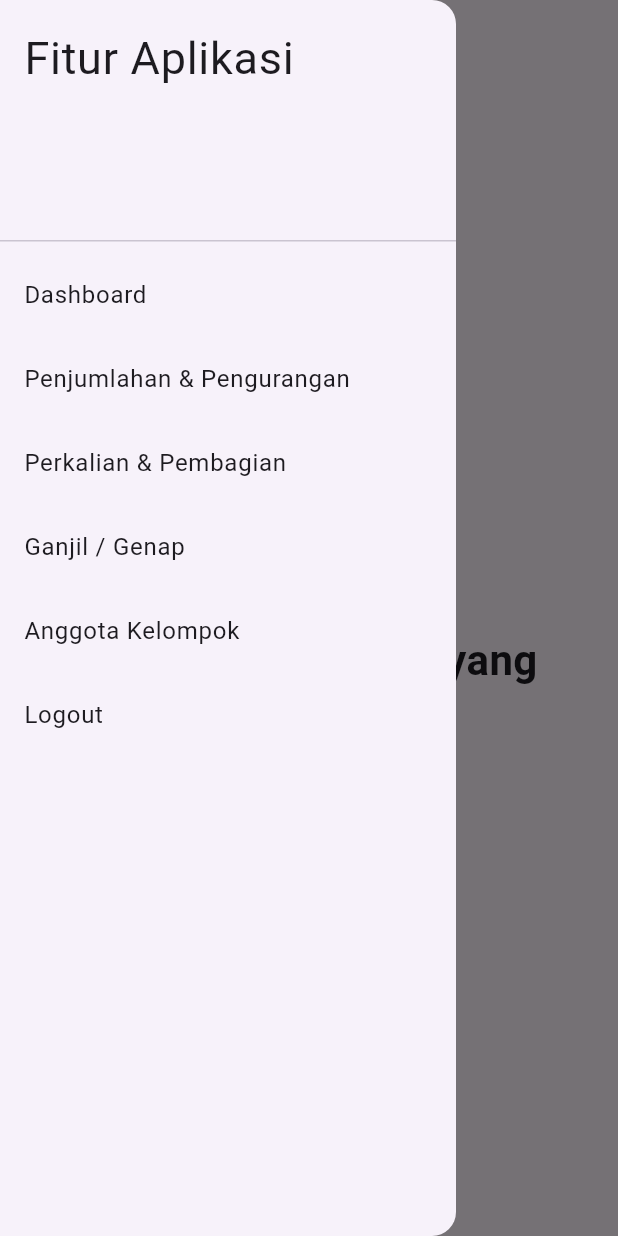
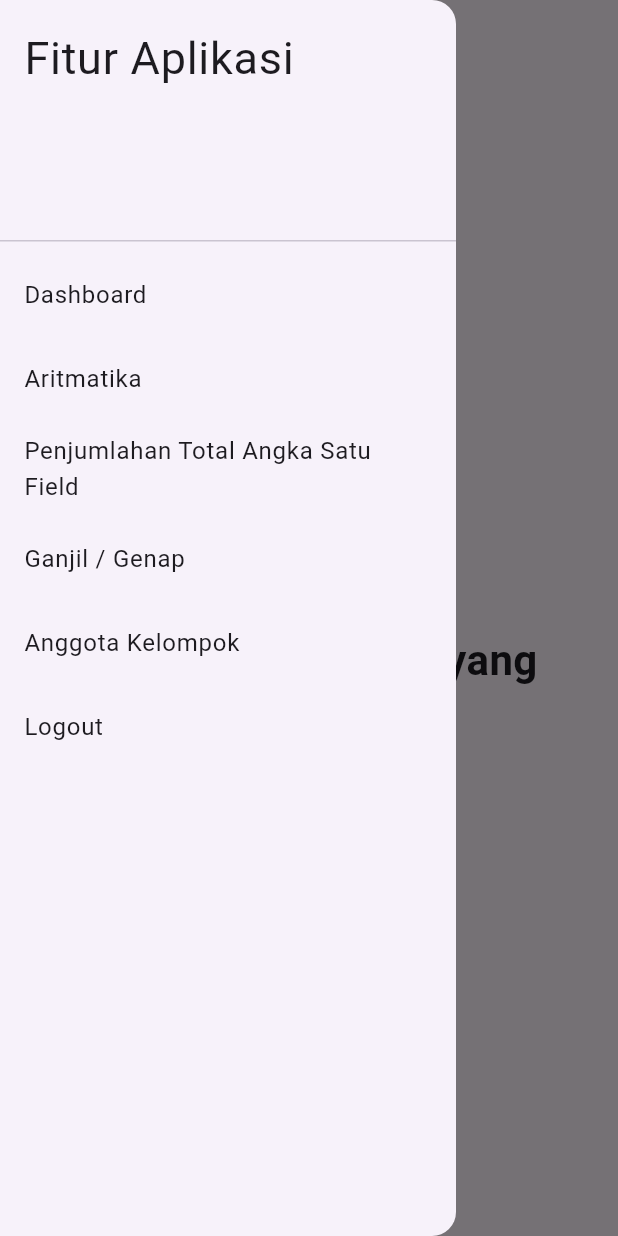
Before and after one commit to Mas-Saka/Tugas_Mobile, a Flutter app: the DashboardPage screen opened by its route, with the side drawer open, on a phone screen of 412 x 824 dp. Run offline on Flutter 3.47's test engine with Material 3 defaults, Android fonts, the phone set to English and light mode, and no system bars.

Commit message:
benerin fitur sidebar

```diff
--- a/lib/pages/anggota_page.dart
+++ b/lib/pages/anggota_page.dart
@@ -22,18 +22,20 @@ class AnggotaPage extends StatelessWidget {
                 Navigator.pushNamed(context, '/dashboard');
               },
             ),
-
             ListTile(
-              title: Text('Penjumlahan & Pengurangan'),
+              title: Text('Aritmatika'),
               onTap: () {
-                Navigator.pushNamed(context, '/penjumlahan');
+                Navigator.pushNamed(context, '/Aritmatika');
               },
             ),
 
             ListTile(
-              title: Text('Perkalian & Pembagian'),
+              title: Text('Penjumlahan Total Angka Satu Field'),
               onTap: () {
-                Navigator.pushNamed(context, '/perkalian');
+                Navigator.pushNamed(
+                  context,
+                  '/Penjumlahan Total Angka Satu Field',
+                );
               },
             ),
 
--- a/lib/pages/dashboard_page.dart
+++ b/lib/pages/dashboard_page.dart
@@ -22,16 +22,19 @@ class DashboardPage extends StatelessWidget {
               },
             ),
             ListTile(
-              title: Text('Penjumlahan & Pengurangan'),
+              title: Text('Aritmatika'),
               onTap: () {
-                Navigator.pushNamed(context, '/penjumlahan');
+                Navigator.pushNamed(context, '/Aritmatika');
               },
             ),
 
             ListTile(
-              title: Text('Perkalian & Pembagian'),
+              title: Text('Penjumlahan Total Angka Satu Field'),
               onTap: () {
-                Navigator.pushNamed(context, '/perkalian');
+                Navigator.pushNamed(
+                  context,
+                  '/Penjumlahan Total Angka Satu Field',
+                );
               },
             ),
 
```
